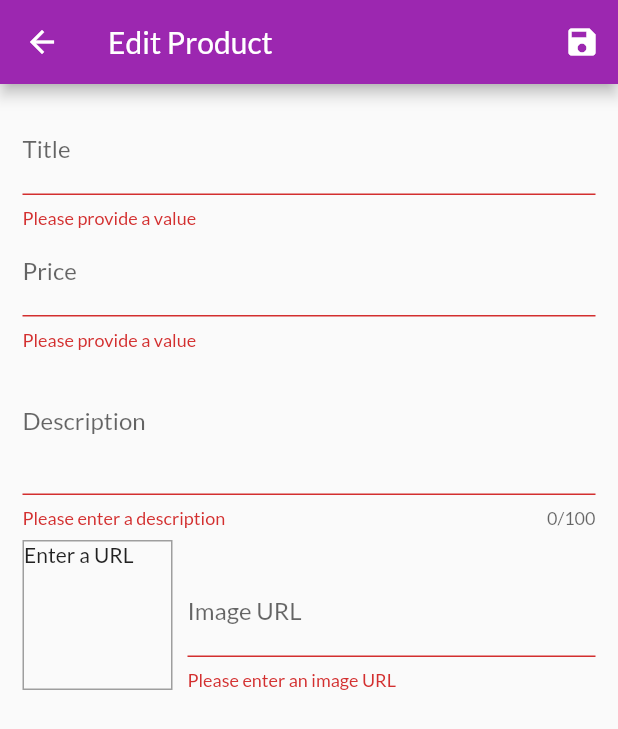
After one commit to Royleong31/shop_app, a Flutter app: the EditProductScreen screen opened by its route, after a tap on the "save" icon, on a phone screen of 412 x 824 dp. The commit adds this screen. Shown: the top 729 px of the screen. Run offline on Flutter 3.47's test engine with Material 2 defaults, Android fonts, the phone set to English and light mode, and no system bars; our stand-ins replace bordered_text; network calls fail.

Commit message:
finish inputs

```diff
--- a/lib/main.dart
+++ b/lib/main.dart
@@ -2,8 +2,10 @@ import 'package:flutter/material.dart';
 import 'package:shop_app/providers/cartProvider.dart';
 import 'package:shop_app/providers/ordersProvider.dart';
 import 'package:shop_app/screens/cartScreen.dart';
+import 'package:shop_app/screens/editProductsScreen.dart';
 import 'package:shop_app/screens/ordersScreen.dart';
 import 'package:shop_app/screens/productDetailScreen.dart';
+import 'package:shop_app/screens/userProductsScreen.dart';
 import 'screens/productsOverviewScreen.dart';
 import './providers/productsProvider.dart';
 import 'package:provider/provider.dart';
@@ -33,6 +35,8 @@ class MyApp extends StatelessWidget {
           ProductDetailScreen.routeName: (ctx) => ProductDetailScreen(),
           CartScreen.routeName: (ctx) => CartScreen(),
           OrdersScreen.routeName: (ctx) => OrdersScreen(),
+          UserProductsScreen.routeName: (ctx) => UserProductsScreen(),
+          EditProductScreen.routeName: (ctx) => EditProductScreen(),
         },
       ),
     );
--- a/lib/models/product.dart
+++ b/lib/models/product.dart
@@ -21,4 +21,22 @@ class Product with ChangeNotifier {
     isFavourite = !isFavourite;
     notifyListeners();
   }
+
+  Product copyWith({
+    String id,
+    String title,
+    String description,
+    double price,
+    String imageUrl,
+    bool isFavourite,
+  }) {
+    return Product(
+      id: id ?? this.id,
+      description: description ?? this.description,
+      imageUrl: imageUrl ?? this.imageUrl,
+      price: price ?? this.price,
+      title: title ?? this.title,
+      isFavourite: isFavourite ?? this.isFavourite,
+    );
+  }
 }
--- a/lib/providers/productsProvider.dart
+++ b/lib/providers/productsProvider.dart
@@ -6,8 +6,7 @@ class Products with ChangeNotifier {
     Product(
       id: 'p1',
       title: 'Red Shirt',
-      description:
-          'A red shirt - it is pretty red!',
+      description: 'A red shirt - it is pretty red!',
       price: 29.99,
       imageUrl:
           'https://cdn.pixabay.com/photo/2016/10/02/22/17/red-t-shirt-1710578_1280.jpg',
@@ -38,11 +37,6 @@ class Products with ChangeNotifier {
     ),
   ];
 
-  void addProduct() {
-    // _items.add(value);
-    notifyListeners();
-  }
-
   Product findById(String id) {
     return _items.firstWhere((element) => element.id == id);
   }
@@ -52,6 +46,34 @@ class Products with ChangeNotifier {
   }
 
   void refresh() {
+    notifyListeners();
+  }
+
+  void addProduct(Product product) {
+    final newProduct = Product(
+      id: DateTime.now().toString(),
+      title: product.title,
+      description: product.description,
+      price: product.price,
+      imageUrl: product.imageUrl,
+    );
+
+    _items.add(newProduct);
+
+    notifyListeners();
+  }
+
+  void updateProducts(String id, Product newProduct) {
+    final prodIndex = _items.indexWhere((prod) => prod.id == id);
+    print('product index is $prodIndex');
+    if (prodIndex < 0) return;
+    _items[prodIndex] = newProduct;
+    print(_items[prodIndex].title);
+    notifyListeners();
+  }
+
+  void deleteProduct(String id) {
+    _items.removeWhere((prod) => prod.id == id);
     notifyListeners();
   }
 
--- /dev/null
+++ b/lib/screens/editProductsScreen.dart
@@ -0,0 +1,220 @@
+import 'package:flutter/material.dart';
+import 'package:provider/provider.dart';
+import 'package:shop_app/models/product.dart';
+import 'package:shop_app/providers/productsProvider.dart';
+
+class EditProductScreen extends StatefulWidget {
+  static const routeName = 'edit-product';
+  @override
+  _EditProductScreenState createState() => _EditProductScreenState();
+}
+
+class _EditProductScreenState extends State<EditProductScreen> {
+  // final _priceFocusNode = FocusNode();
+  // final _descFocusNode = FocusNode();
+  final _imageUrlController = TextEditingController();
+  final _imageUrlFocusNode = FocusNode();
+  final _form = GlobalKey<FormState>();
+  var _editedProduct =
+      Product(id: null, title: '', imageUrl: '', description: '', price: 0);
+  bool _isInit = true;
+  var _initValues = {
+    'title': '',
+    'description': '',
+    'price': '',
+    'imageUrl': '',
+  };
+
+  void _updateImageUrl() {
+    if (!_imageUrlFocusNode.hasFocus) {
+      if (!_imageUrlController.text.startsWith('http') &&
+              !_imageUrlController.text.startsWith('https') ||
+          !_imageUrlController.text.endsWith('.png') &&
+              !_imageUrlController.text.endsWith('.jpg') &&
+              !_imageUrlController.text.endsWith('.jpeg')) return;
+    }
+    setState(() {});
+  }
+
+  void _saveForm() {
+    final isValid = _form.currentState.validate();
+    final productsData = Provider.of<Products>(context, listen: false);
+    if (!isValid) return;
+
+    _form.currentState.save();
+
+    if (_editedProduct.id == null) {
+      productsData.addProduct(_editedProduct);
+    } else {
+      productsData.updateProducts(_editedProduct.id, _editedProduct);
+    }
+
+    Navigator.of(context).pop();
+  }
+
+  @override
+  void didChangeDependencies() {
+    if (_isInit) {
+      final productId = ModalRoute.of(context).settings.arguments as String;
+
+      if (productId != null) {
+        _editedProduct =
+            Provider.of<Products>(context, listen: false).findById(productId);
+
+        _initValues = {
+          'title': _editedProduct.title,
+          'description': _editedProduct.description,
+          'price': _editedProduct.price.toString(),
+          'imageUrl': '',
+        };
+
+        _imageUrlController.text = _editedProduct.imageUrl;
+      }
+    }
+
+    _isInit = false;
+    super.didChangeDependencies();
+  }
+
+  @override
+  void initState() {
+    _imageUrlFocusNode.addListener(_updateImageUrl);
+    super.initState();
+  }
+
+  @override
+  void dispose() {
+    _imageUrlFocusNode.removeListener(_updateImageUrl);
+    //   _priceFocusNode.dispose();
+    //   _priceFocusNode.dispose();
+    _imageUrlController.dispose();
+    super.dispose();
+  }
+
+  @override
+  Widget build(BuildContext context) {
+    return Scaffold(
+      appBar: AppBar(
+        title: Text('Edit Product'),
+        actions: [
+          IconButton(
+              icon: Icon(Icons.save),
+              onPressed: () {
+                _saveForm();
+              })
+        ],
+      ),
+      body: Padding(
+        padding: const EdgeInsets.all(15.0),
+        child: Form(
+          key: _form,
+          child: ListView(
+            children: [
+              TextFormField(
+                initialValue: _initValues['title'],
+                decoration: InputDecoration(labelText: 'Title'),
+                textInputAction: TextInputAction.next,
+                validator: (value) {
+                  if (value.isEmpty) {
+                    return 'Please provide a value';
+                  }
+                  return null;
+                },
+                onSaved: (value) {
+                  _editedProduct = _editedProduct.copyWith(title: value);
+                },
+                // onFieldSubmitted: (_) {
+                //   FocusScope.of(context).requestFocus(_priceFocusNode);
+                //   return _priceFocusNode;
+                // },
+              ),
+              TextFormField(
+                initialValue: _initValues['price'],
+                decoration: InputDecoration(labelText: 'Price'),
+                keyboardType: TextInputType.number,
+                textInputAction: TextInputAction.next,
+                validator: (value) {
+                  if (value.isEmpty) return 'Please provide a value';
+                  if (double.tryParse(value) == null)
+                    return 'Please enter a valid number';
+                  if (double.parse(value) <= 0)
+                    return 'Please enter a number greater than 0';
+                  return null;
+                },
+                onSaved: (value) {
+                  _editedProduct =
+                      _editedProduct.copyWith(price: double.parse(value));
+                },
+                // focusNode: _descFocusNode,
+              ),
+              TextFormField(
+                initialValue: _initValues['description'],
+                decoration: InputDecoration(labelText: 'Description'),
+                keyboardType: TextInputType.multiline,
+                maxLines: 3,
+                maxLength: 100,
+                textInputAction: TextInputAction.newline,
+                validator: (value) {
+                  if (value.isEmpty) return 'Please enter a description';
+                  if (value.length < 10)
+                    return 'Should be at least 10 characters long';
+                  return null;
+                },
+                onSaved: (value) {
+                  _editedProduct = _editedProduct.copyWith(description: value);
+                },
+              ),
+              Row(
+                crossAxisAlignment: CrossAxisAlignment.end,
+                children: [
+                  Container(
+                    height: 100,
+                    width: 100,
+                    margin: EdgeInsets.only(top: 8, right: 10),
+                    decoration: BoxDecoration(
+                      border: Border.all(color: Colors.grey, width: 1),
+                    ),
+                    child: _imageUrlController.text.isEmpty
+                        ? Text('Enter a URL')
+                        : FittedBox(
+                            child: Image.network(_imageUrlController.text),
+                            fit: BoxFit.contain,
+                          ),
+                  ),
+                  Expanded(
+                    child: TextFormField(
+                      decoration: InputDecoration(labelText: 'Image URL'),
+                      keyboardType: TextInputType.url,
+                      textInputAction: TextInputAction.done,
+                      controller: _imageUrlController,
+                      focusNode: _imageUrlFocusNode,
+                      onEditingComplete: () {
+                        setState(() {});
+                      },
+                      onFieldSubmitted: (_) => _saveForm(),
+                      validator: (value) {
+                        if (value.isEmpty) return 'Please enter an image URL';
+                        if (!value.startsWith('http') &&
+                            !value.startsWith('https'))
+                          return 'Please enter a valid URL';
+                        if (!value.endsWith('.png') &&
+                            !value.endsWith('.jpg') &&
+                            !value.endsWith('.jpeg'))
+                          return 'Please enter a valid URL end';
+                        return null;
+                      },
+                      onSaved: (value) {
+                        _editedProduct =
+                            _editedProduct.copyWith(imageUrl: value);
+                      },
+                    ),
+                  ),
+                ],
+              ),
+            ],
+          ),
+        ),
+      ),
+    );
+  }
+}
--- a/lib/widgets/app_drawer.dart
+++ b/lib/widgets/app_drawer.dart
@@ -1,5 +1,6 @@
 import 'package:flutter/material.dart';
 import 'package:shop_app/screens/ordersScreen.dart';
+import 'package:shop_app/screens/userProductsScreen.dart';
 
 class AppDrawer extends StatelessWidget {
   @override
@@ -27,6 +28,15 @@ class AppDrawer extends StatelessWidget {
                   .pushReplacementNamed(OrdersScreen.routeName);
             },
           ),
+          Divider(),
+          ListTile(
+            leading: Icon(Icons.edit),
+            title: Text('Products'),
+            onTap: () {
+              Navigator.of(context)
+                  .pushReplacementNamed(UserProductsScreen.routeName);
+            },
+          ),
         ],
       ),
     );
```
Also changed, not shown: lib/providers/cartProvider.dart (+19 -0 lines), lib/screens/userProductsScreen.dart (added, +48 -0 lines), lib/widgets/cartItem.dart (+19 -0 lines), lib/widgets/productItem.dart (+19 -2 lines), lib/widgets/userProductItem.dart (added, +40 -0 lines).
